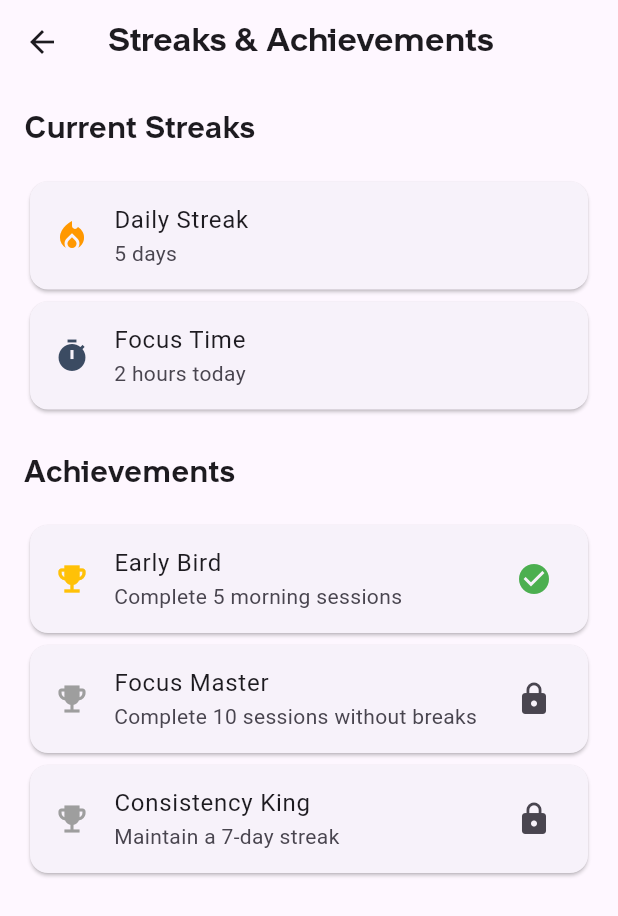
After one commit to abdelaziz2642004/Zentry, a Flutter app: the ProfileScreen screen opened directly, after a tap on "Streaks & Achievements", on a phone screen of 412 x 824 dp. The commit adds this screen. Shown: the top 916 px of the screen. Run offline on Flutter 3.47's test engine with Material 3 defaults, Android fonts, the phone set to English and light mode, and no system bars; our stand-ins replace awesome_snackbar_content, cached_network_image, cloud_firestore, firebase_auth, firebase_core, firebase_database and 7 more; missing offline and left inert: cloudinary_sdk; accounts and stored records are empty; statements that could not run were skipped; project files that could hold a hidden picture were left out.

Commit message:
add profile streak

```diff
--- a/lib/features/Authentication/data/repositories/auth_repo.dart
+++ b/lib/features/Authentication/data/repositories/auth_repo.dart
@@ -44,6 +44,6 @@ class AuthRepo {
     if (userName.isEmpty) {
       return true;
     }
-    return await signupService.isUsernameAvailable(userName);
+    return await SignupService.isUsernameAvailable(userName);
   }
 }
--- a/lib/features/Authentication/data/services/sign_up_service.dart
+++ b/lib/features/Authentication/data/services/sign_up_service.dart
@@ -83,7 +83,7 @@ class SignupService {
   }
 
   /// Validate signup form data
-  String? validateSignupForm({
+  static String? validateSignupForm({
     required String email,
     required String username,
     required String password,
--- a/lib/features/Authentication/views/widgets/Sign Up/sign_up_form.dart
+++ b/lib/features/Authentication/views/widgets/Sign Up/sign_up_form.dart
@@ -236,7 +236,7 @@ class _SignupFormState extends State<SignupForm> {
               onPressed: () async {
                 if (_formKey.currentState!.validate()) {
                   // Validate form data using service
-                  final validationError = _signupService.validateSignupForm(
+                  final validationError = SignupService.validateSignupForm(
                     email: _emailController.text,
                     username: _usernameController.text,
                     password: _passwordController.text,
--- /dev/null
+++ b/lib/features/Profile/views/screens/streaks_achievements_screen.dart
@@ -0,0 +1,90 @@
+import 'package:flutter/material.dart';
+import 'package:zentry_pomodoro_app/core/colors.dart';
+import 'package:zentry_pomodoro_app/core/constants/fonts.dart';
+
+class StreaksAndAchievementsScreen extends StatelessWidget {
+  const StreaksAndAchievementsScreen({super.key});
+
+  @override
+  Widget build(BuildContext context) {
+    return Scaffold(
+      appBar: AppBar(
+        title: const Text(
+          'Streaks & Achievements',
+          style: TextStyle(fontFamily: Fonts.dopisBold),
+        ),
+      ),
+      body: ListView(
+        padding: const EdgeInsets.all(16.0),
+        children: [
+          // Streaks Section
+          const Text(
+            'Current Streaks',
+            style: TextStyle(
+              fontSize: 20,
+              fontWeight: FontWeight.bold,
+              fontFamily: Fonts.dopisBold,
+            ),
+          ),
+          const SizedBox(height: 16),
+          Card(
+            child: ListTile(
+              leading: const Icon(
+                Icons.local_fire_department,
+                color: Colors.orange,
+              ),
+              title: const Text('Daily Streak'),
+              subtitle: const Text(
+                '5 days',
+              ), // You'll need to connect this to actual data
+            ),
+          ),
+          Card(
+            child: ListTile(
+              leading: const Icon(Icons.timer, color: mainColor),
+              title: const Text('Focus Time'),
+              subtitle: const Text('2 hours today'), // Connect to actual data
+            ),
+          ),
+
+          const SizedBox(height: 24),
+
+          // Achievements Section
+          const Text(
+            'Achievements',
+            style: TextStyle(
+              fontSize: 20,
+              fontWeight: FontWeight.bold,
+              fontFamily: Fonts.dopisBold,
+            ),
+          ),
+          const SizedBox(height: 16),
+          Card(
+            child: ListTile(
+              leading: const Icon(Icons.emoji_events, color: Colors.amber),
+              title: const Text('Early Bird'),
+              subtitle: const Text('Complete 5 morning sessions'),
+              trailing: const Icon(Icons.check_circle, color: Colors.green),
+            ),
+          ),
+          Card(
+            child: ListTile(
+              leading: const Icon(Icons.emoji_events, color: Colors.grey),
+              title: const Text('Focus Master'),
+              subtitle: const Text('Complete 10 sessions without breaks'),
+              trailing: const Icon(Icons.lock),
+            ),
+          ),
+          Card(
+            child: ListTile(
+              leading: const Icon(Icons.emoji_events, color: Colors.grey),
+              title: const Text('Consistency King'),
+              subtitle: const Text('Maintain a 7-day streak'),
+              trailing: const Icon(Icons.lock),
+            ),
+          ),
+        ],
+      ),
+    );
+  }
+}
--- a/lib/features/Profile/views/widgets/profile/profile_options.dart
+++ b/lib/features/Profile/views/widgets/profile/profile_options.dart
@@ -11,6 +11,7 @@ import 'package:zentry_pomodoro_app/core/constants/app_constants.dart';
 import 'package:zentry_pomodoro_app/core/constants/fonts.dart';
 import 'package:zentry_pomodoro_app/core/providers/user_provider.dart';
 import 'package:zentry_pomodoro_app/features/Profile/views/screens/settings_screen.dart';
+import 'package:zentry_pomodoro_app/features/Profile/views/screens/streaks_achievements_screen.dart';
 
 class ProfileOptions extends StatelessWidget {
   const ProfileOptions({super.key});
@@ -40,6 +41,26 @@ class ProfileOptions extends StatelessWidget {
       },
       child: Column(
         children: [
+          ListTile(
+            title: const Text(
+              'Streaks & Achievements',
+              style: TextStyle(
+                fontWeight: FontWeight.bold,
+                fontFamily: Fonts.dopisBold,
+              ),
+            ),
+            subtitle: const Text('View your progress and achievements'),
+            leading: const Icon(Icons.emoji_events, color: Colors.amber),
+            onTap: () {
+              Navigator.push(
+                context,
+                MaterialPageRoute(
+                  builder: (context) => const StreaksAndAchievementsScreen(),
+                ),
+              );
+            },
+          ),
+          const Divider(),
           ListTile(
             title: const Text(
               AppConstants.settingsAndPreferences,
--- a/lib/features/Study Time Tracking/data/services/daily_study_service.dart
+++ b/lib/features/Study Time Tracking/data/services/daily_study_service.dart
@@ -60,7 +60,7 @@ class DailyStudyService {
         final newTotal = currentTime + studyTime;
 
         transaction.set(docRef, {
-          FirebaseConstants.totalStudyTimeField: newTotal.inSeconds,
+          FirebaseConstants.totalStudyTimeField: newTotal.inMinutes,
           'date': today,
           'lastUpdated': FieldValue.serverTimestamp(),
         }, SetOptions(merge: true));
@@ -225,4 +225,38 @@ class DailyStudyService {
       return Duration.zero;
     }
   }
+
+  /// Get study time for the last week (7 days)
+  Future<int> getStudyStreakForLastWeek() async {
+    try {
+      final user = _auth.currentUser;
+      if (user == null) return 0;
+
+      int streakDays = 0;
+      final now = DateTime.now();
+      const minimumStudyTime = Duration(minutes: 45);
+
+      // Get data for the last 7 days
+      for (int i = 0; i < 7; i++) {
+        final date = DateTime(now.year, now.month, now.day - i);
+        final dateString =
+            '${date.year}-${date.month.toString().padLeft(2, '0')}-${date.day.toString().padLeft(2, '0')}';
+
+        final studyTime = await getStudyTimeForDate(dateString);
+
+        // Check if study time meets minimum requirement
+        if (studyTime >= minimumStudyTime) {
+          streakDays++;
+        } else {
+          // Break streak if a day is missed
+          break;
+        }
+      }
+
+      return streakDays;
+    } on Exception catch (e) {
+      e;
+      return 0;
+    }
+  }
 }
```
